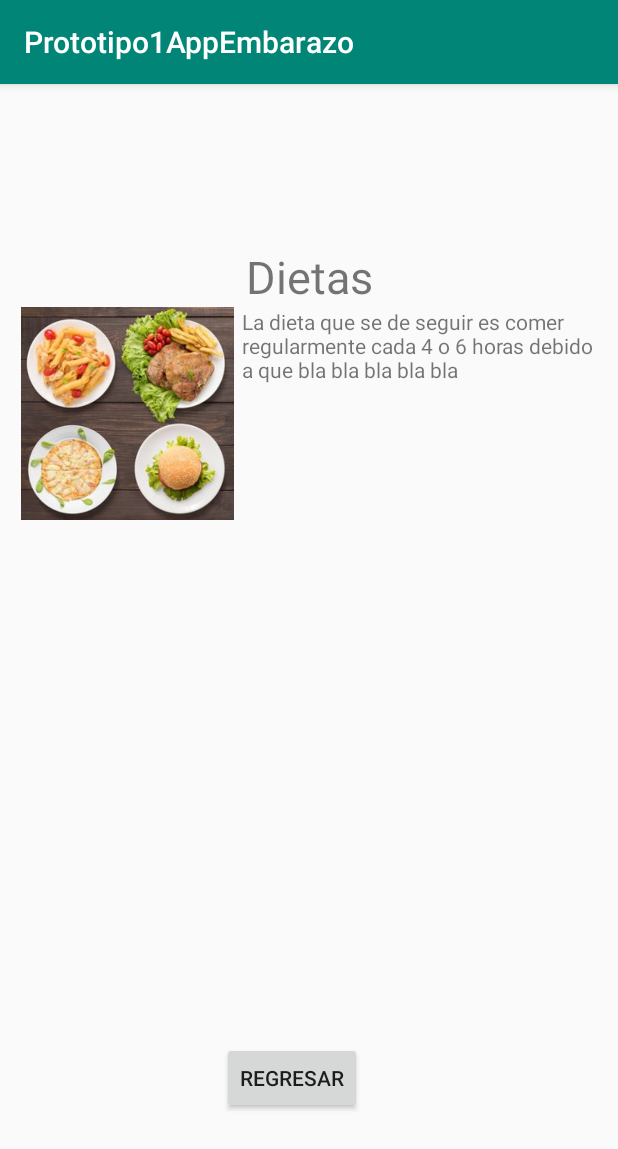
After one commit to chiqeen03/Prototipo1AppEmbarazo, an Android app: the Dieta screen opened directly, with no data from a screen before it, on a phone screen of 412 x 824 dp. The commit adds this screen. Shown: the top 1149 px of the screen. Run offline under Robolectric (Android 15) with nearby library versions, the phone set to English and light mode, and no system bars.

Commit message:
Dieta y ejercicio botones
Se agregó funcionalidad a los botones de dieta y ejercicio

```diff
--- a/app/src/main/AndroidManifest.xml
+++ b/app/src/main/AndroidManifest.xml
@@ -1,7 +1,6 @@
 <?xml version="1.0" encoding="utf-8"?>
 <manifest xmlns:android="http://schemas.android.com/apk/res/android"
           package="com.example.mnlgu.prototipo1appembarazo">
-
     <!-- To auto-complete the email text field in the login form with the user's emails -->
     <uses-permission android:name="android.permission.GET_ACCOUNTS"/>
     <uses-permission android:name="android.permission.READ_PROFILE"/>
@@ -14,6 +13,10 @@
             android:roundIcon="@mipmap/ic_launcher_round"
             android:supportsRtl="true"
             android:theme="@style/AppTheme">
+        <activity android:name=".Dieta">
+        </activity>
+        <activity android:name=".Ejercicios">
+        </activity>
         <activity android:name=".MainActivity">
         </activity>
         <activity android:name=".SplashActivity">
--- /dev/null
+++ b/app/src/main/java/com/example/mnlgu/prototipo1appembarazo/Dieta.kt
@@ -0,0 +1,23 @@
+package com.example.mnlgu.prototipo1appembarazo
+
+import android.content.Intent
+import android.support.v7.app.AppCompatActivity
+import android.os.Bundle
+import android.view.View
+import android.widget.Button
+
+class Dieta : AppCompatActivity() {
+
+    override fun onCreate(savedInstanceState: Bundle?) {
+        super.onCreate(savedInstanceState)
+        setContentView(R.layout.activity_dieta)
+
+        var RegresaBttn = findViewById<Button>(R.id.Dieta_Regresar_button)
+        RegresaBttn.setOnClickListener(object: View.OnClickListener{
+            override fun onClick(p0: View?){
+                val intent = Intent(this@Dieta, MainActivity::class.java)
+                startActivity(intent)
+            }
+        })
+    }
+}
--- /dev/null
+++ b/app/src/main/res/layout/activity_dieta.xml
@@ -0,0 +1,53 @@
+<?xml version="1.0" encoding="utf-8"?>
+<android.support.constraint.ConstraintLayout
+        xmlns:android="http://schemas.android.com/apk/res/android"
+        xmlns:tools="http://schemas.android.com/tools"
+        xmlns:app="http://schemas.android.com/apk/res-auto"
+        android:layout_width="match_parent"
+        android:layout_height="match_parent"
+        tools:context=".Dieta">
+
+    <Button
+            android:text="Regresar"
+            android:layout_width="wrap_content"
+            android:layout_height="wrap_content" android:id="@+id/Dieta_Regresar_button"
+            android:layout_marginBottom="8dp"
+            app:layout_constraintBottom_toBottomOf="parent" app:layout_constraintEnd_toEndOf="parent"
+            android:layout_marginEnd="8dp" android:layout_marginTop="8dp" app:layout_constraintTop_toTopOf="parent"
+            app:layout_constraintStart_toStartOf="parent" android:layout_marginStart="8dp"
+            app:layout_constraintHorizontal_bias="0.462" app:layout_constraintVertical_bias="0.896"/>
+    <LinearLayout
+            android:orientation="vertical"
+            android:layout_width="match_parent"
+            android:layout_height="660dp"
+            app:layout_constraintEnd_toEndOf="parent"
+            android:layout_marginEnd="8dp" app:layout_constraintStart_toStartOf="parent"
+            android:layout_marginStart="8dp" android:layout_marginBottom="8dp"
+            app:layout_constraintBottom_toBottomOf="parent" android:layout_marginTop="8dp"
+            app:layout_constraintTop_toBottomOf="@+id/Dieta1_txtView">
+        <TextView
+                android:text="Dietas"
+                android:layout_width="match_parent"
+                android:layout_height="wrap_content"
+                android:id="@+id/Dieta_txtView"
+                app:layout_constraintStart_toStartOf="parent"
+                android:layout_marginStart="8dp" app:layout_constraintEnd_toEndOf="parent"
+                android:layout_marginEnd="8dp"
+                android:layout_marginTop="8dp"
+                app:layout_constraintTop_toTopOf="parent"
+                android:textSize="30sp" android:textAlignment="center"/>
+        <LinearLayout
+                android:orientation="horizontal"
+                android:layout_width="match_parent"
+                android:layout_height="660dp">
+            <ImageView
+                    android:layout_width="153dp"
+                    android:layout_height="142dp" app:srcCompat="@drawable/dieta"
+                    android:id="@+id/dieta_imgView"/>
+            <TextView
+                    android:text="La dieta que se de seguir es comer regularmente cada 4 o 6 horas debido a que bla bla bla bla bla"
+                    android:layout_width="wrap_content"
+                    android:layout_height="wrap_content" android:id="@+id/textView" android:layout_weight="1"/>
+        </LinearLayout>
+    </LinearLayout>
+</android.support.constraint.ConstraintLayout>
--- a/app/src/main/res/layout/activity_main.xml
+++ b/app/src/main/res/layout/activity_main.xml
@@ -98,7 +98,7 @@
             <Button
                     android:text="Dieta"
                     android:layout_width="wrap_content"
-                    android:layout_height="wrap_content" android:id="@+id/DietaButton" android:layout_weight="1"/>
+                    android:layout_height="wrap_content" android:id="@+id/Dietabttn" android:layout_weight="1"/>
             <Button
                     android:text="Ejercicios"
                     android:layout_width="wrap_content"
```
Also changed, not shown: app/src/main/java/com/example/mnlgu/prototipo1appembarazo/Ejercicios.kt (added, +31 -0 lines), app/src/main/java/com/example/mnlgu/prototipo1appembarazo/MainActivity.kt (+20 -0 lines), app/src/main/res/layout/activity_ejercicios.xml (added, +43 -0 lines), app/src/main/res/drawable/dieta.jpg (added), app/src/main/res/drawable/exercise.jpeg (added).
